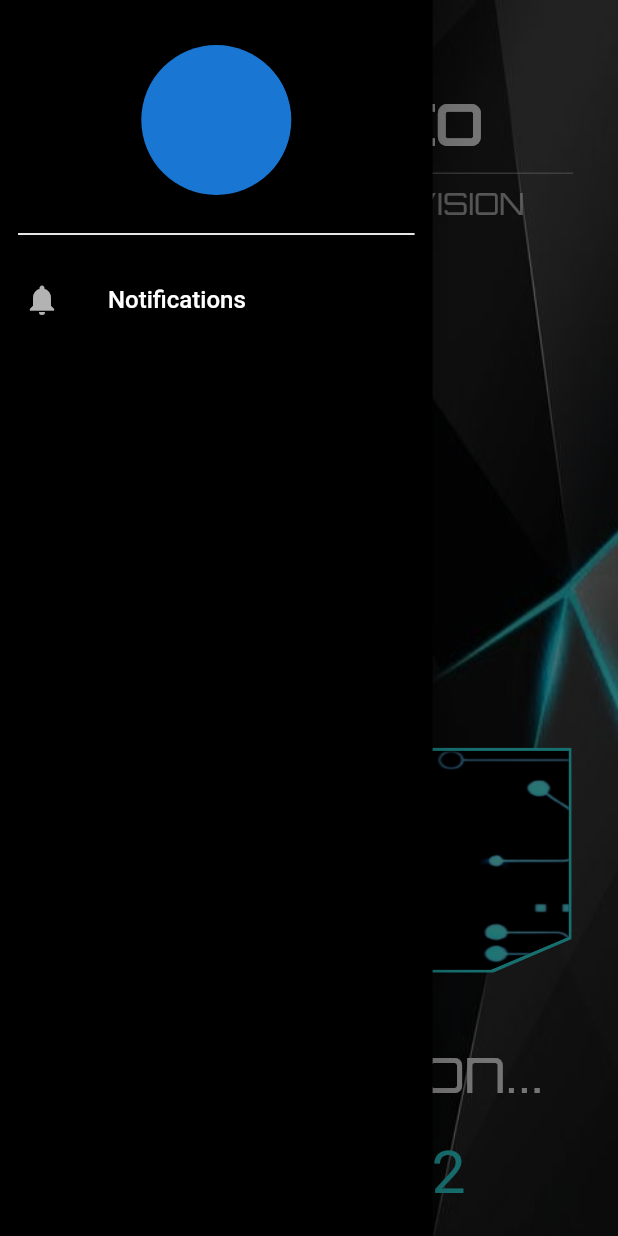
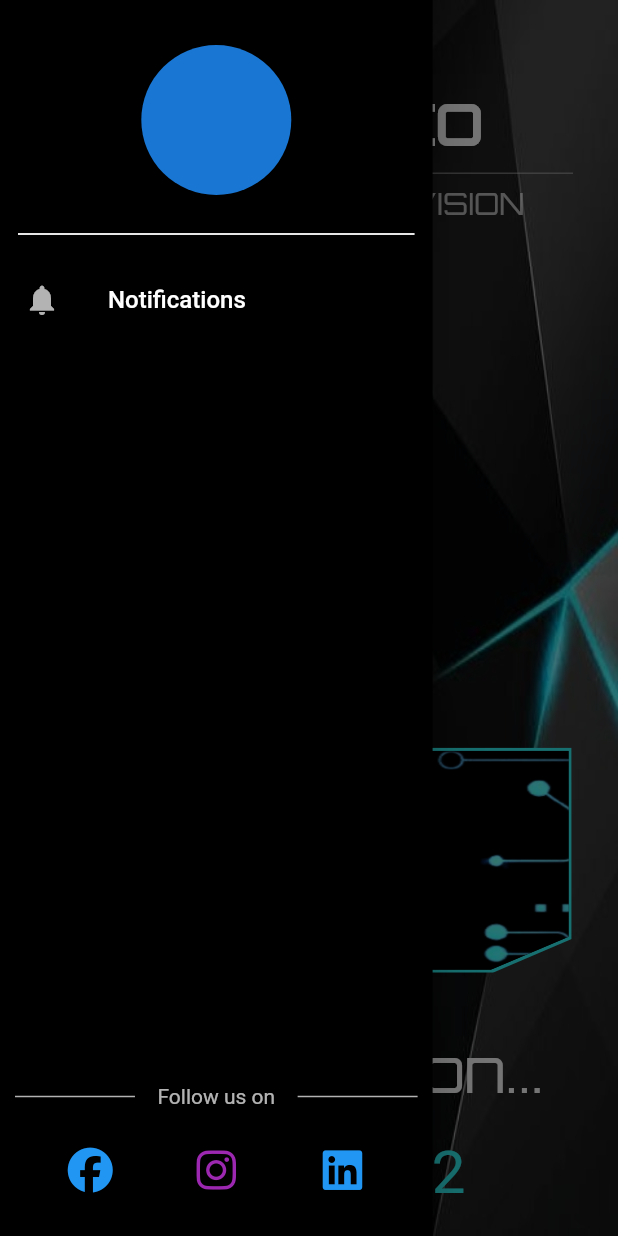
Before and after one commit to aashish2604/concetto_app, a Flutter app: the screen it shows after launch, with the side drawer open, on a phone screen of 412 x 824 dp. Run offline on Flutter 3.47's test engine with Material 2 defaults, Android fonts, the phone set to English and light mode, and no system bars; drawn by our look-alikes of animated_text_kit; our stand-ins replace cached_network_image, chewie, dio, font_awesome_flutter, glassmorphism, google_fonts and 4 more; statements that could not run were skipped.

Commit message:
moved follow us in nav drawer

```diff
--- a/lib/screens/home.dart
+++ b/lib/screens/home.dart
@@ -66,29 +66,6 @@ class _HomeScreenState extends State<HomeScreen> {
 
     double screenHeight = SizeConfig.instance.screenHeight;
     double screenWidth = SizeConfig.instance.screenWidth;
-
-    final Row followUsLabel = Row(children: <Widget>[
-      Expanded(
-        child: Container(
-            margin: const EdgeInsets.only(left: 10.0, right: 15.0),
-            child: const Divider(
-              color: Colors.white70,
-              height: 50,
-            )),
-      ),
-      const Text(
-        "Follow us on",
-        style: TextStyle(color: Colors.white70),
-      ),
-      Expanded(
-        child: Container(
-            margin: const EdgeInsets.only(left: 15.0, right: 10.0),
-            child: const Divider(
-              color: Colors.white70,
-              height: 50,
-            )),
-      ),
-    ]);
 
     return Container(
       decoration: const BoxDecoration(
@@ -213,55 +190,7 @@ class _HomeScreenState extends State<HomeScreen> {
                   const SizedBox(
                     height: 20.0,
                   ),
-                  followUsLabel,
-                  Row(
-                    mainAxisAlignment: MainAxisAlignment.spaceEvenly,
-                    children: [
-                      IconButton(
-                          onPressed: () {
-                            Uri uri = Uri.parse(
-                                "https://www.facebook.com/Concettoiitdhanbad/");
-                            launchUrl(uri);
-                          },
-                          icon: const FaIcon(
-                            size: 40,
-                            FontAwesomeIcons.facebook,
-                            color: Colors.blue,
-                          )),
-                      IconButton(
-                          onPressed: () {
-                            Uri uri = Uri.parse(
-                                "https://www.instagram.com/concetto.iitism/?hl=en");
-                            launchUrl(uri);
-                          },
-                          icon: const FaIcon(
-                            size: 40,
-                            FontAwesomeIcons.instagram,
-                            color: Colors.purple,
-                          )),
-                      IconButton(
-                          onPressed: () {
-                            Uri uri = Uri.parse(
-                                "https://www.linkedin.com/company/concetto-iitism-dhanbad/");
-                            launchUrl(uri);
-                          },
-                          icon: const FaIcon(
-                            size: 40,
-                            FontAwesomeIcons.linkedin,
-                            color: Colors.blue,
-                          )),
-                      IconButton(
-                          onPressed: () {
-                            Uri uri = Uri.parse("https://concetto.in/");
-                            launchUrl(uri);
-                          },
-                          icon: const FaIcon(
-                            size: 40,
-                            FontAwesomeIcons.globe,
-                            color: Colors.blue,
-                          )),
-                    ],
-                  ),
+
                   const SizedBox(
                     height: 40,
                   ),
--- a/lib/widgets/navigation_drawer.dart
+++ b/lib/widgets/navigation_drawer.dart
@@ -1,23 +1,56 @@
 import 'package:concetto_app/screens/drawer/notifications.dart';
 import 'package:concetto_app/services/theme/custom_colors.dart';
 import 'package:flutter/material.dart';
+import 'package:font_awesome_flutter/font_awesome_flutter.dart';
+import 'package:url_launcher/url_launcher.dart';
 
 class NavigationDrawer extends StatelessWidget {
   const NavigationDrawer({Key? key}) : super(key: key);
 
   @override
   Widget build(BuildContext context) {
+    final Row followUsLabel = Row(children: <Widget>[
+      Expanded(
+        child: Container(
+            margin: const EdgeInsets.only(left: 10.0, right: 15.0),
+            child: const Divider(
+              thickness: 1,
+              color: Colors.white70,
+              height: 50,
+            )),
+      ),
+      const Text(
+        "Follow us on",
+        style: TextStyle(color: Colors.white70),
+      ),
+      Expanded(
+        child: Container(
+            margin: const EdgeInsets.only(left: 15.0, right: 10.0),
+            child: const Divider(
+              thickness: 1,
+              color: Colors.white70,
+              height: 50,
+            )),
+      ),
+    ]);
+
     double width = MediaQuery.of(context).size.width;
 
     return Drawer(
         backgroundColor: Colors.black,
         width: width * 0.7,
         child: SafeArea(
-          child: ListView(
+          child: Column(
             children: [
-              const Padding(
-                padding: EdgeInsets.only(top: 30.0, bottom: 10.0),
-                child: CircleAvatar(radius: 50),
+              Padding(
+                padding: const EdgeInsets.only(top: 30.0, bottom: 10.0),
+                child: GestureDetector(
+                  child: const CircleAvatar(radius: 50),
+                  onTap: () {
+                    Uri uri = Uri.parse("https://concetto.in/");
+                    launchUrl(uri);
+                  },
+                ),
               ),
               const Padding(
                 padding: EdgeInsets.symmetric(horizontal: 12, vertical: 8),
@@ -36,6 +69,59 @@ class NavigationDrawer extends StatelessWidget {
                   ),
                   leading: Icon(Icons.notifications, color: Colors.white70),
                 ),
+              ),
+              const Expanded(child: SizedBox()),
+              followUsLabel,
+              Row(
+                mainAxisAlignment: MainAxisAlignment.spaceEvenly,
+                children: [
+                  IconButton(
+                      onPressed: () {
+                        Uri uri = Uri.parse(
+                            "https://www.facebook.com/Concettoiitdhanbad/");
+                        launchUrl(uri);
+                      },
+                      icon: const FaIcon(
+                        size: 30,
+                        FontAwesomeIcons.facebook,
+                        color: Colors.blue,
+                      )),
+                  IconButton(
+                      onPressed: () {
+                        Uri uri = Uri.parse(
+                            "https://www.instagram.com/concetto.iitism/?hl=en");
+                        launchUrl(uri);
+                      },
+                      icon: const FaIcon(
+                        size: 30,
+                        FontAwesomeIcons.instagram,
+                        color: Colors.purple,
+                      )),
+                  IconButton(
+                      onPressed: () {
+                        Uri uri = Uri.parse(
+                            "https://www.linkedin.com/company/concetto-iitism-dhanbad/");
+                        launchUrl(uri);
+                      },
+                      icon: const FaIcon(
+                        size: 30,
+                        FontAwesomeIcons.linkedin,
+                        color: Colors.blue,
+                      )),
+                  // IconButton(
+                  //     onPressed: () {
+                  //       Uri uri = Uri.parse("https://concetto.in/");
+                  //       launchUrl(uri);
+                  //     },
+                  //     icon: const FaIcon(
+                  //       size: 40,
+                  //       FontAwesomeIcons.globe,
+                  //       color: Colors.blue,
+                  //     )),
+                ],
+              ),
+              const SizedBox(
+                height: 20.0,
               )
             ],
           ),
```
